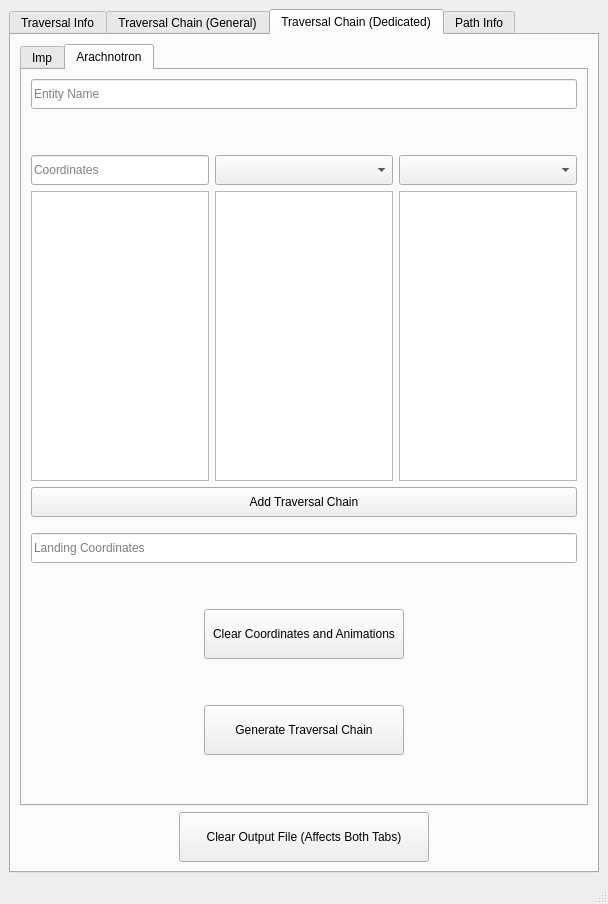
First picture: the form in mainwindow.ui, repository elizabethany/TraversalMaykr-Cpp-GUI, before the edit.
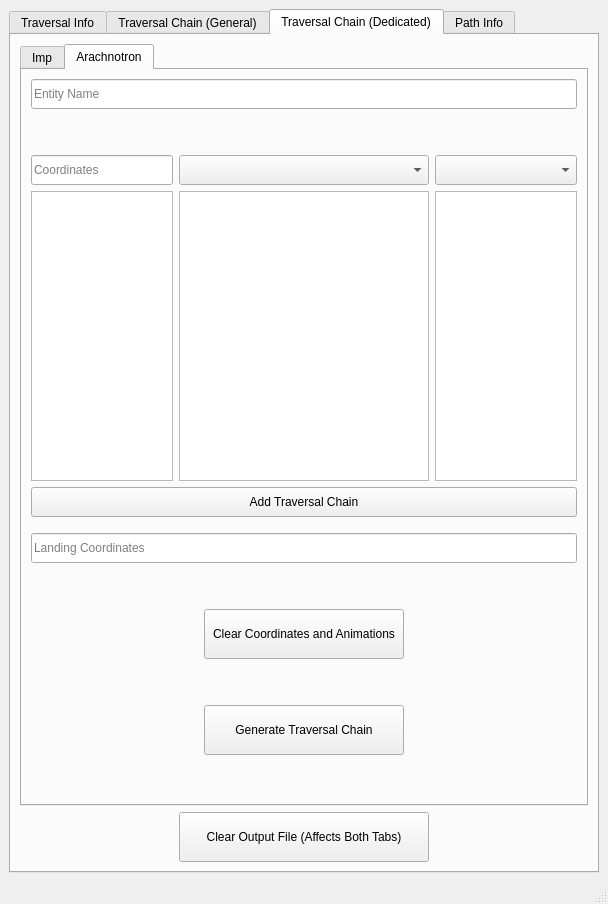
Second picture: the form after the edit. The open tabs and pages were chosen to show the change. Icons and pictures are not drawn.

Commit message: updated Imp link animation strings expanded dedicated traversal chain tab's animation drop down item limit to 50

What changed in the file:
```diff
--- a/mainwindow.ui
+++ b/mainwindow.ui
@@ -1681,7 +1681,7 @@
                   </property>
                   <property name="minimumSize">
                    <size>
-                    <width>0</width>
+                    <width>250</width>
                     <height>30</height>
                    </size>
                   </property>
```
Left out of the diff: 10 changed lines with no effect on the pictures. The commit also changes 1 other file.
